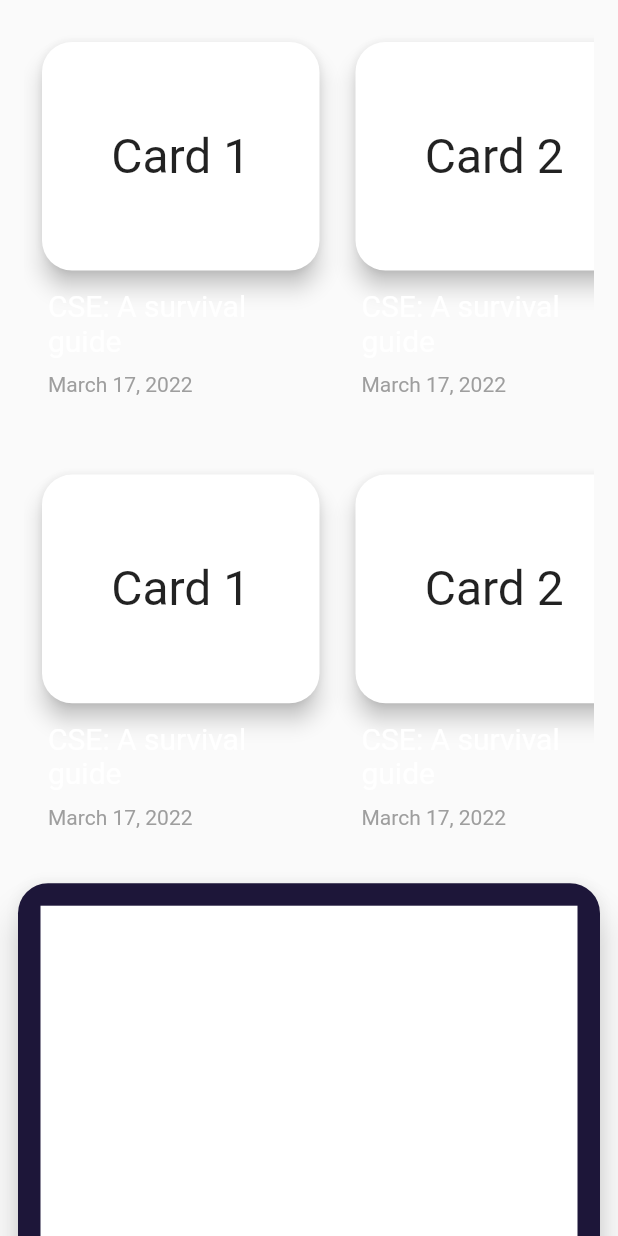
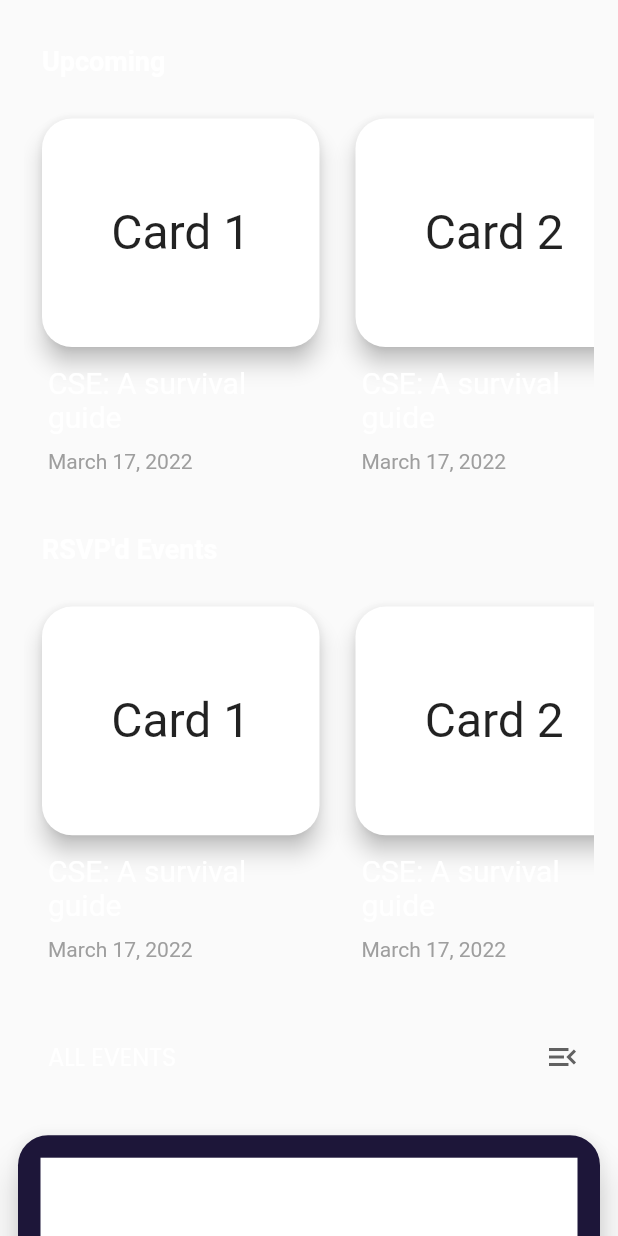
Before and after one commit to TheCraftOfCode/amrita_events_flutter, a Flutter app: the YesEventsWidget widget shown alone on an empty page, opened directly, on a phone screen of 412 x 824 dp. Run offline on Flutter 3.47's test engine with Material 2 defaults, Android fonts, the phone set to English and light mode, and no system bars; our stand-ins replace auto_size_text, flutter_svg, font_awesome_flutter, google_fonts, smooth_page_indicator; missing offline and left inert: morphable_shape.

Commit message:
Completed home page, added drop downs and titles for each horizontal lists

```diff
--- a/lib/screens/events_home.dart
+++ b/lib/screens/events_home.dart
@@ -35,42 +35,15 @@ class _EventsHomeState extends State<EventsHome> {
   Widget build(BuildContext context) {
     return Scaffold(
       backgroundColor: colors.scaffoldColor,
-      body: const CustomSliverView(
+      body: CustomSliverView(
         columnList: [
-          TopBarWidget(
+          const TopBarWidget(
             icon: Icons.home_outlined,
             title: 'Events',
           ),
-          HorizontalPageView(),
-          HorizontalPageView(),
-          StarCard(
-            date: 'title',
-            time: 'time',
-            eventName: 'title',
-          ),
-          StarCard(
-            date: 'title',
-            time: 'time',
-            eventName: 'title',
-          ),
-          StarCard(
-            date: 'title',
-            time: 'time',
-            eventName: 'title',
-          ),
-          StarCard(
-            date: 'title',
-            time: 'time',
-            eventName: 'title',
-          ),
-          StarCard(
-            date: 'title',
-            time: 'time',
-            eventName: 'title',
-          ),
-          // widget.yesEvents == false
-          //     ? const YesEventsWidget()
-          //     : const NoEventsWidget()
+          widget.yesEvents == false
+              ? const YesEventsWidget()
+              : const NoEventsWidget()
         ],
       ),
     );
@@ -147,36 +120,71 @@ class _HorizontalPageViewState extends State<HorizontalPageView> {
   }
 }
 
-class YesEventsWidget extends StatelessWidget {
+class YesEventsWidget extends StatefulWidget {
   const YesEventsWidget({Key? key}) : super(key: key);
+
+  @override
+  State<YesEventsWidget> createState() => _YesEventsWidgetState();
+}
+
+class _YesEventsWidgetState extends State<YesEventsWidget> {
+  String chosenOption = "ALL EVENTS";
 
   @override
   Widget build(BuildContext context) {
     return Column(
-      children: const [
-        HorizontalPageView(),
-        HorizontalPageView(),
-        StarCard(
+      crossAxisAlignment: CrossAxisAlignment.start,
+      children: [
+        const Padding(
+          padding: EdgeInsets.only(left: 28, top: 30),
+          child: Text(
+            "Upcoming",
+            style: TextStyle(
+                fontSize: 18,
+                fontWeight: FontWeight.bold,
+                color: Colors.white),
+          ),
+        ),
+        const HorizontalPageView(),
+        const Padding(
+          padding: EdgeInsets.only(left: 28, top: 16),
+          child: Text(
+            "RSVP'd Events",
+            style: TextStyle(
+                fontSize: 18,
+                fontWeight: FontWeight.bold,
+                color: Colors.white),
+          ),
+        ),
+        const HorizontalPageView(),
+        _dropDown(
+            ["ALL EVENTS", "STARRED EVENTS", "RSVP'D EVENTS"], chosenOption,
+            (newValue) {
+          setState(() {
+            chosenOption = newValue;
+          });
+        }),
+        const StarCard(
           date: 'title',
           time: 'time',
           eventName: 'title',
         ),
-        StarCard(
+        const StarCard(
           date: 'title',
           time: 'time',
           eventName: 'title',
         ),
-        StarCard(
+        const StarCard(
           date: 'title',
           time: 'time',
           eventName: 'title',
         ),
-        StarCard(
+        const StarCard(
           date: 'title',
           time: 'time',
           eventName: 'title',
         ),
-        StarCard(
+        const StarCard(
           date: 'title',
           time: 'time',
           eventName: 'title',
@@ -184,6 +192,47 @@ class YesEventsWidget extends StatelessWidget {
       ],
     );
   }
+}
+
+Widget _dropDown(listOfOptions, chosenOption, onChanged) {
+  return Padding(
+    padding: const EdgeInsets.all(16.0),
+    child: DropdownButtonHideUnderline(
+      child: ButtonTheme(
+        alignedDropdown: true,
+        child: DropdownButton<dynamic>(
+          dropdownColor: colors.scaffoldColor,
+          icon: const Padding(
+            padding: EdgeInsets.only(right: 5),
+            child: Icon(
+              // Add this
+              Icons.menu_open, // Add this
+              // color: colors.errorColor, // Add this
+            ),
+          ),
+          value: chosenOption,
+          isExpanded: true,
+          items: listOfOptions.map<DropdownMenuItem>((value) {
+            return DropdownMenuItem(
+              value: value,
+              child: Text(
+                value,
+                overflow: TextOverflow.ellipsis,
+                style: const TextStyle(
+                    fontSize: 16,
+                    color: Colors.white),
+              ),
+            );
+          }).toList(),
+          onChanged: onChanged,
+          style: GoogleFonts.poppins(
+            color: Colors.white,
+            // decorationColor: colors.errorColor
+          ),
+        ),
+      ),
+    ),
+  );
 }
 
 class NoEventsWidget extends StatelessWidget {
@@ -218,5 +267,4 @@ class NoEventsWidget extends StatelessWidget {
   }
 }
 
-
 //TODO: Have to add refresh on pull and empty / no network states
```
